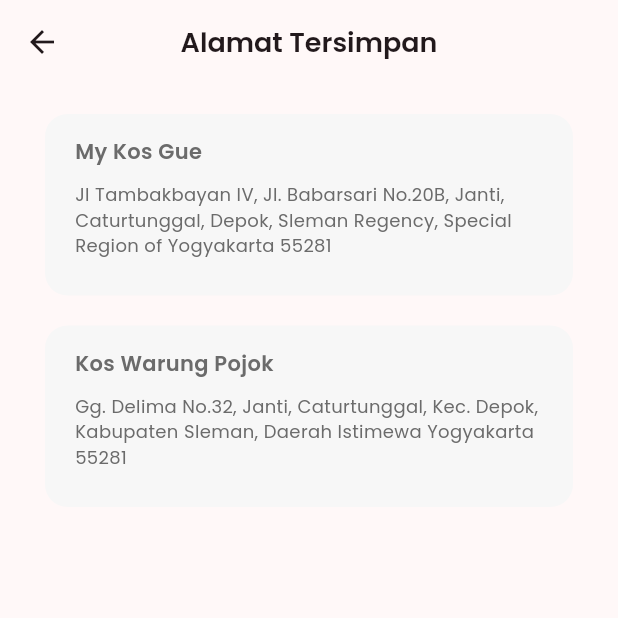
After one commit to BliAli/AworCoffeeApp, a Flutter app: the ProfileScreen screen opened directly, after a tap on "Alamat Tersimpan", on a phone screen of 412 x 824 dp, the top half of it. The commit adds this screen. Run offline on Flutter 3.47's test engine with Material 3 defaults, Android fonts, the phone set to English and light mode, and no system bars; our stand-ins replace get, velocity_x.

Commit message:
Create UI Address User Page

```diff
--- a/lib/consts/images.dart
+++ b/lib/consts/images.dart
@@ -45,3 +45,5 @@ const mapYard = "assets/images/mapYard.png";
 const mapKaliurang = "assets/images/mapKaliurang.png";
 const mapECG = "assets/images/mapECG.png";
 const profileImage = "assets/images/ppDefault.jpg";
+const mapKosKuning = "assets/images/mapKosKuning.png";
+const mapKosWarungPojok = "assets/images/kosWarungPojokMap.png";
--- a/lib/consts/strings.dart
+++ b/lib/consts/strings.dart
@@ -118,3 +118,12 @@ const akunSaya = "Akun Saya",
     tanggalLahir = "Tanggal Lahir",
     jenisKelamin = "Jenis Kelamin",
     noTelp = "No Telepon";
+
+//String User Address Screen
+const detailAlamat = "Detail Alamat",
+    headerAlamat1 = "My Kos Gue",
+    bodyAlamat1 =
+        "Jl Tambakbayan IV, Jl. Babarsari No.20B, Janti, Caturtunggal, Depok, Sleman Regency, Special Region of Yogyakarta 55281",
+    headerAlamat2 = "Kos Warung Pojok",
+    bodyAlamat2 =
+        "Gg. Delima No.32, Janti, Caturtunggal, Kec. Depok, Kabupaten Sleman, Daerah Istimewa Yogyakarta 55281";
--- /dev/null
+++ b/lib/views/profile_screen/faq_screen/faq_screen.dart
@@ -0,0 +1,14 @@
+import 'package:awor_coffee/consts/consts.dart';
+
+class FaqScreen extends StatelessWidget {
+  const FaqScreen({super.key});
+
+  @override
+  Widget build(BuildContext context) {
+    return Scaffold(
+      appBar: AppBar(
+                title: "FAQ".text.make(),
+      ),
+    );
+  }
+}
--- /dev/null
+++ b/lib/views/profile_screen/help_center_screen/help_center_screen.dart
@@ -0,0 +1,14 @@
+import 'package:awor_coffee/consts/consts.dart';
+
+class HelpCenterScreen extends StatelessWidget {
+  const HelpCenterScreen({super.key});
+
+  @override
+  Widget build(BuildContext context) {
+    return Scaffold(
+      appBar: AppBar(
+        title: "Help Center".text.make(),
+      ),
+    );
+  }
+}
--- /dev/null
+++ b/lib/views/profile_screen/method_payment_screen/method_payment_screen.dart
@@ -0,0 +1,14 @@
+import 'package:awor_coffee/consts/consts.dart';
+
+class MethodPaymentScreen extends StatelessWidget {
+  const MethodPaymentScreen({super.key});
+
+  @override
+  Widget build(BuildContext context) {
+    return Scaffold(
+      appBar: AppBar(
+        title: "Method Payment".text.make(),
+      ),
+    );
+  }
+}
--- a/lib/views/profile_screen/profile_screen.dart
+++ b/lib/views/profile_screen/profile_screen.dart
@@ -1,5 +1,9 @@
 import 'package:awor_coffee/consts/consts.dart';
 import 'package:awor_coffee/views/auth_screen/login_screen.dart';
+import 'package:awor_coffee/views/profile_screen/faq_screen/faq_screen.dart';
+import 'package:awor_coffee/views/profile_screen/help_center_screen/help_center_screen.dart';
+import 'package:awor_coffee/views/profile_screen/method_payment_screen/method_payment_screen.dart';
+import 'package:awor_coffee/views/profile_screen/user_address_screen/user_address_screen.dart';
 import 'package:awor_coffee/views/profile_screen/user_profile_screen/user_profile_screen.dart';
 import 'package:get/get.dart';
 
@@ -8,6 +12,13 @@ class ProfileScreen extends StatelessWidget {
 
   @override
   Widget build(BuildContext context) {
+    var pageList = [
+      UserAddressScreen(),
+      MethodPaymentScreen(),
+      HelpCenterScreen(),
+      FaqScreen(),
+    ];
+
     return Scaffold(
       appBar: AppBar(
         title: profile.text.color(brownColor).fontFamily(bold).make(),
@@ -141,7 +152,12 @@ class ProfileScreen extends StatelessWidget {
                         .padding(
                           EdgeInsets.symmetric(horizontal: 35, vertical: 15),
                         )
-                        .make();
+                        .make()
+                        .onTap(() {
+                          if (profileList[index] != 'Media Sosial') {
+                            Get.to(() => pageList[index]);
+                          }
+                        });
                   },
                   itemCount: profileList.length,
                 ),
--- /dev/null
+++ b/lib/views/profile_screen/user_address_screen/components/card_address.dart
@@ -0,0 +1,79 @@
+import 'package:awor_coffee/consts/consts.dart';
+
+class CardAddress extends StatefulWidget {
+  const CardAddress({super.key, this.headerAddress, this.bodyAddress, this.mapAddress});
+
+  final String? headerAddress;
+  final String? bodyAddress;
+  final String? mapAddress;
+
+  @override
+  State<CardAddress> createState() => _CardAddressState();
+}
+
+class _CardAddressState extends State<CardAddress> {
+  bool isExpanded = false;
+  @override
+  Widget build(BuildContext context) {
+    return GestureDetector(
+      onTap: () {
+        setState(() {
+          isExpanded = !isExpanded;
+        });
+      },
+      child:
+          Column(
+                crossAxisAlignment: CrossAxisAlignment.start,
+                children: [
+                  widget.headerAddress!.text
+                      .fontFamily(semibold)
+                      .color(greyPoinColor)
+                      .size(14)
+                      .make(),
+                  10.heightBox,
+                  widget.bodyAddress!.text
+                      .fontFamily(regular)
+                      .color(greyPoinColor)
+                      .size(12)
+                      .make(),
+                  10.heightBox,
+                  if (isExpanded) ...[
+                    Column(
+                      children: [
+                        Image.asset(
+                          widget.mapAddress!,
+                        ).box.topRounded().shadowMd.make(),
+                        Row(
+                              children: [
+                                Icon(
+                                  Icons.location_on,
+                                  color: whiteColorP,
+                                  size: 20,
+                                ),
+                                5.widthBox,
+                                detailAlamat.text
+                                    .fontFamily(regular)
+                                    .size(10)
+                                    .color(whiteColorS)
+                                    .make(),
+                              ],
+                            ).box
+                            .bottomRounded()
+                            .color(brownColor)
+                            .padding(
+                              EdgeInsets.symmetric(horizontal: 7, vertical: 6),
+                            )
+                            .shadowSm
+                            .make(),
+                      ],
+                    ),
+                  ],
+                ],
+              ).box.rounded
+              .color(whiteColorP)
+              .margin(EdgeInsets.symmetric(horizontal: 10, vertical: 10))
+              .padding(EdgeInsets.symmetric(horizontal: 20, vertical: 15))
+              .make(),
+    );
+  }
+}
--- /dev/null
+++ b/lib/views/profile_screen/user_address_screen/user_address_screen.dart
@@ -0,0 +1,33 @@
+import 'package:awor_coffee/consts/consts.dart';
+import 'package:awor_coffee/views/profile_screen/user_address_screen/components/card_address.dart';
+
+class UserAddressScreen extends StatefulWidget {
+  const UserAddressScreen({super.key});
+
+  @override
+  State<UserAddressScreen> createState() => _UserAddressScreenState();
+}
+
+class _UserAddressScreenState extends State<UserAddressScreen> {
+  bool isExpanded = false;
+  @override
+  Widget build(BuildContext context) {
+    return Scaffold(
+      appBar: AppBar(
+        title: alamatTersimpan.text.fontFamily(semibold).size(18).make(),
+        centerTitle: true,
+      ),
+      body: SafeArea(
+        child:
+            Column(
+                  children: [
+                    CardAddress(headerAddress: headerAlamat1, bodyAddress: bodyAlamat1, mapAddress: mapKosKuning,),
+                    CardAddress(headerAddress: headerAlamat2, bodyAddress: bodyAlamat2, mapAddress: mapKosWarungPojok,)
+                  ],
+                ).box
+                .margin(EdgeInsets.symmetric(horizontal: 20, vertical: 10))
+                .make(),
+      ),
+    );
+  }
+}
```
Also changed, not shown: assets/images/kosWarungPojokMap.png (added), assets/images/mapKosKuning.png (added), lib/main.dart (line endings or trailing spaces).
